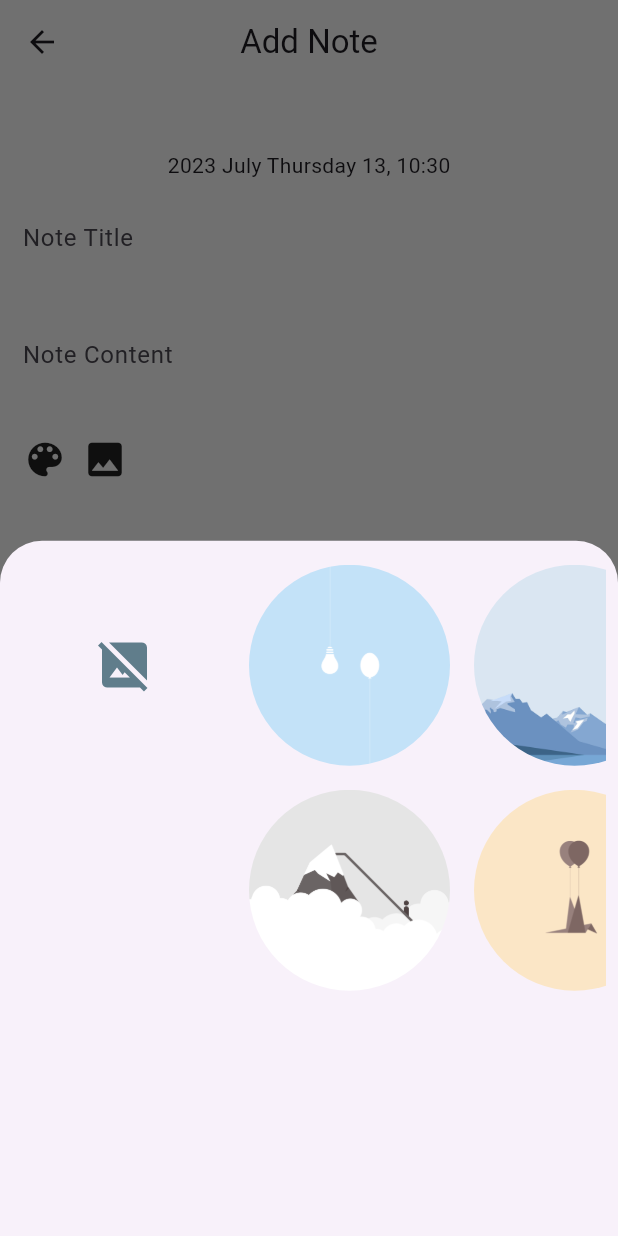
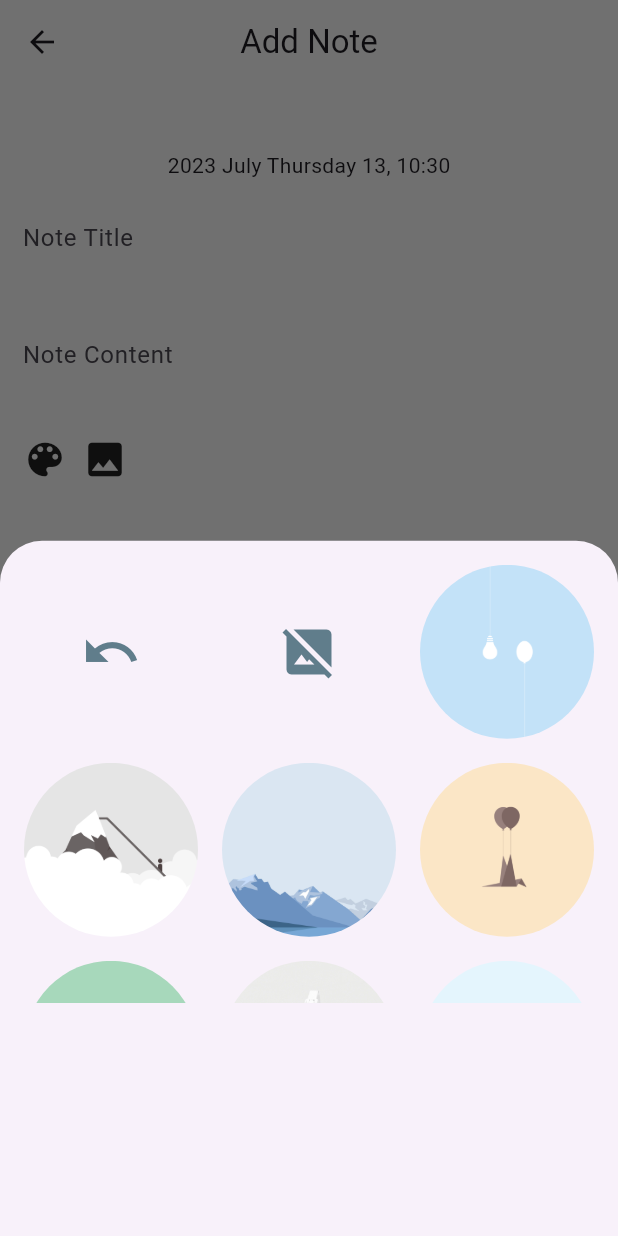
Before and after one commit to Krishak15/Notti-NoteApp, a Flutter app: the AddNotesPage screen opened directly, after a tap on the "image" icon, on a phone screen of 412 x 824 dp. Run offline on Flutter 3.47's test engine with Material 2 defaults, Android fonts, the phone set to English and light mode, and no system bars; our stand-ins replace cloud_firestore, firebase_auth, firebase_core, flutter_zoom_drawer, google_fonts, google_sign_in and 2 more; accounts and stored records are empty; network calls fail.

Commit message:
fixed bg picker

```diff
--- a/lib/widgets/bg_picker.dart
+++ b/lib/widgets/bg_picker.dart
@@ -15,9 +15,9 @@ class _BgPickerWidgetState extends State<BgPickerWidget> {
   Widget build(BuildContext context) {
     AppStyle colorProvider = Provider.of<AppStyle>(context);
     return GridView.builder(
-      scrollDirection: Axis.horizontal,
+      scrollDirection: Axis.vertical,
       gridDelegate:
-          const SliverGridDelegateWithFixedCrossAxisCount(crossAxisCount: 2),
+          const SliverGridDelegateWithFixedCrossAxisCount(crossAxisCount: 3),
       itemCount: colorProvider.bgImagesP.length,
       itemBuilder: (context, index) {
         var img = colorProvider.bgImagesP[index];
@@ -32,7 +32,18 @@ class _BgPickerWidgetState extends State<BgPickerWidget> {
               // Navigator.pop(context);
             });
           },
-          child: Container(
+          child: Stack(
+            children: [
+              isFirst == 0
+                  ? const Center(
+                      child: Icon(
+                        Icons.undo,
+                        color: Colors.blueGrey,
+                        size: 40,
+                      ),
+                    )
+                  : const SizedBox(),
+              Container(
                 margin: const EdgeInsets.all(8),
                 width: 160,
                 height: 200,
@@ -47,7 +58,7 @@ class _BgPickerWidgetState extends State<BgPickerWidget> {
                     width: isSelected ? 2 : 0,
                   ),
                 ),
-            child: isFirst == 0
+                child: isFirst == 1
                     ? const SizedBox(
                         height: 70,
                         width: 70,
@@ -59,6 +70,8 @@ class _BgPickerWidgetState extends State<BgPickerWidget> {
                       )
                     : null,
               ),
+            ],
+          ),
         );
       },
     );
```
Lines whose indentation alone changed are shown as unchanged.
